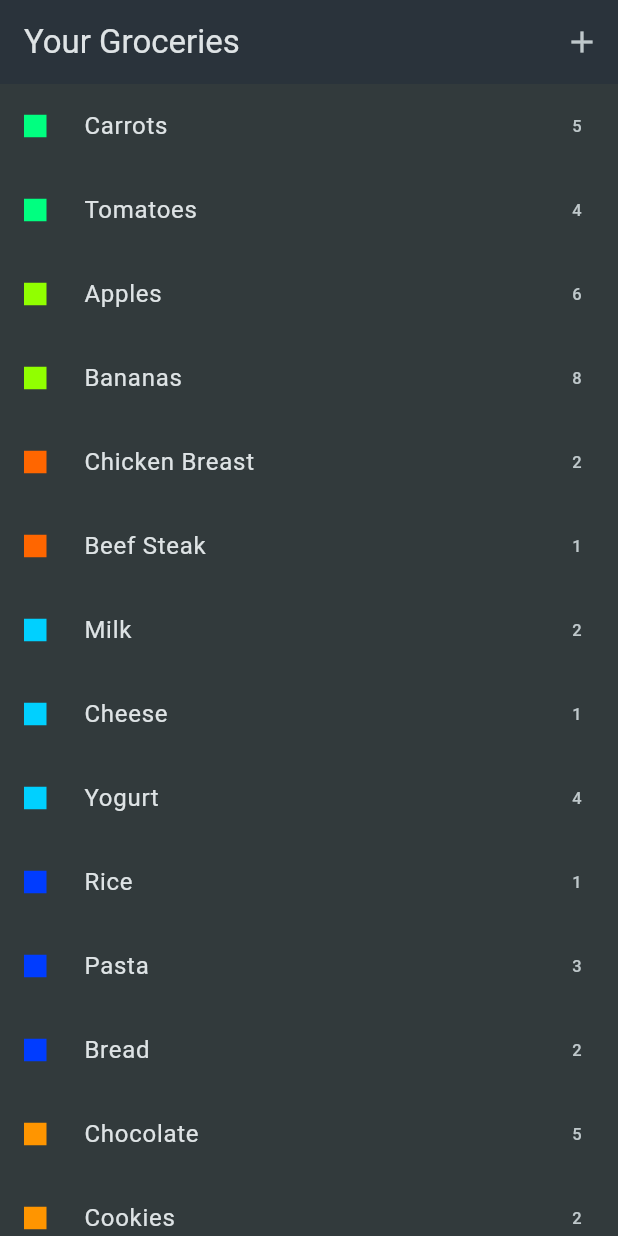
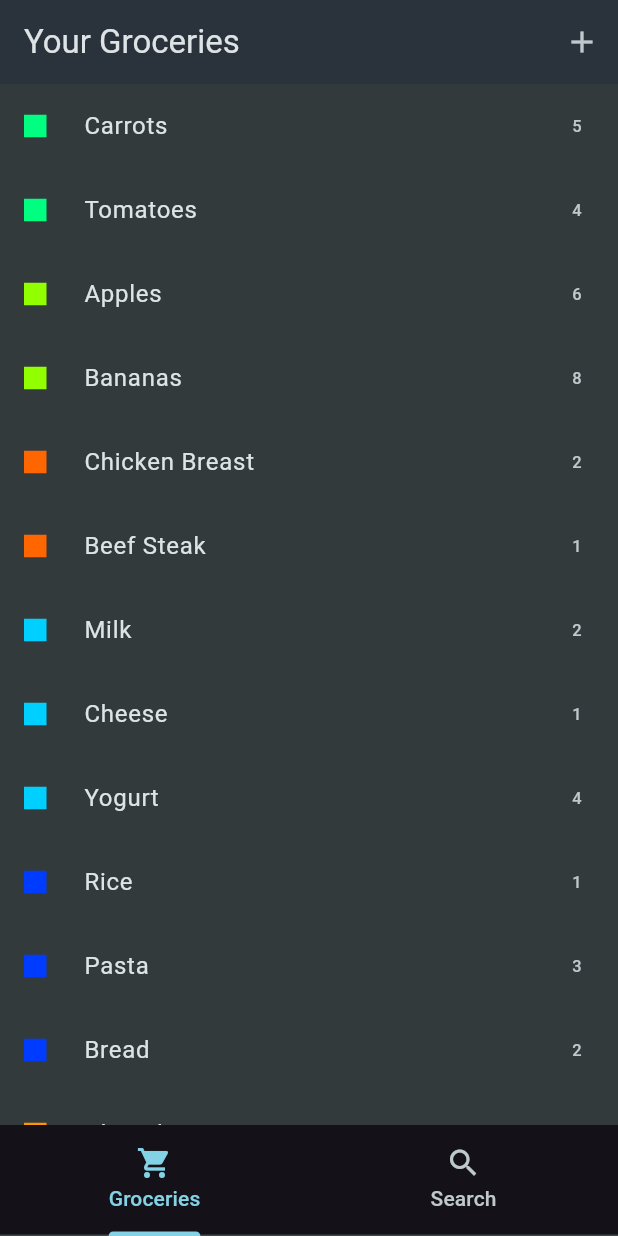
Before and after one commit to Choun-Rathanak/Week13-Quiz, a Flutter app: the screen it shows after launch, on a phone screen of 412 x 824 dp. Run offline on Flutter 3.47's test engine with Material 3 defaults, Android fonts, the phone set to English and light mode, and no system bars.

```diff
--- a/lib/ui/groceries/grocery_list.dart
+++ b/lib/ui/groceries/grocery_list.dart
@@ -11,7 +11,8 @@ class GroceryList extends StatefulWidget {
 }
 
 class _GroceryListState extends State<GroceryList> {
-
+final TextEditingController _searchController = TextEditingController();
+ var _searchQuery = '';
   void onCreate() async {
     // Navigate to the form screen using the Navigator push
     Grocery? newGrocery = await Navigator.push<Grocery>(
@@ -27,26 +28,85 @@ class _GroceryListState extends State<GroceryList> {
 
   @override
   Widget build(BuildContext context) {
-    Widget content = const Center(child: Text('No items added yet.'));
 
-    if (dummyGroceryItems.isNotEmpty) {
-      //  Display groceries with an Item builder and  LIst Tile
-      content = ListView.builder(
-        itemCount: dummyGroceryItems.length,
-        itemBuilder: (context, index) =>
-            GroceryTile(grocery: dummyGroceryItems[index]),
-      );
-    }
 
-    return Scaffold(
+    return DefaultTabController(
+      length: 2,
+    child: Scaffold(
       appBar: AppBar(
         title: const Text('Your Groceries'),
         actions: [IconButton(onPressed: onCreate, icon: const Icon(Icons.add))],
       ),
-      body: content,
+       bottomNavigationBar: Container(
+          color: Theme.of(context).primaryColor,
+          child: const TabBar(
+            tabs: [
+              Tab(icon: Icon(Icons.local_grocery_store), text: 'Groceries'),
+              Tab(icon: Icon(Icons.search), text: 'Search'),
+            ],
+          ),
+        ),
+      body: TabBarView(
+        children: [
+          _buildAllGroceriesTab(),
+          _buildSearchTab(),
+        ],
+
+      ),
+      ),
+    );
+
+  }
+  Widget _buildAllGroceriesTab() {
+    if (dummyGroceryItems.isEmpty) {
+      return const Center(child: Text('No items added yet.'));
+    }
+
+    return ListView.builder(
+      itemCount: dummyGroceryItems.length,
+      itemBuilder: (context, index) =>
+          GroceryTile(grocery: dummyGroceryItems[index]),
     );
   }
+
+  Widget _buildSearchTab(){
+     final filteredGroceries = dummyGroceryItems.where((grocery) {
+      return grocery.name.toLowerCase().startsWith(_searchQuery.toLowerCase());
+    }).toList();
+
+    return Column(
+      children: [
+        Padding(padding: const EdgeInsets.all(18),
+        child: TextField(
+          controller: _searchController,
+          decoration: InputDecoration(
+            hintText: "Search the groceries by name",
+            prefixIcon: const Icon(Icons.search),
+            border: OutlineInputBorder(
+              borderRadius: BorderRadius.circular(8),
+            ),
+          ),
+          onChanged: (value) {
+              setState(() {
+                _searchQuery = value;
+              });
+            },
+        ),
+        ),
+        Expanded(
+          child: ListView.builder(
+            itemCount: filteredGroceries.length,
+            itemBuilder: (context, index) => GroceryTile(grocery: filteredGroceries[index]),
+        ),
+        ),
+      ],
+    );
+
+
+  }
 }
+
+
 
 class GroceryTile extends StatelessWidget {
   const GroceryTile({super.key, required this.grocery});
--- a/pubspec.yaml
+++ b/pubspec.yaml
@@ -30,6 +30,7 @@ environment:
 dependencies:
   flutter:
     sdk: flutter
+  uuid: ^4.5.1
 
   # The following adds the Cupertino Icons font to your application.
   # Use with the CupertinoIcons class for iOS style icons.
```
Also changed, not shown: pubspec.lock.
